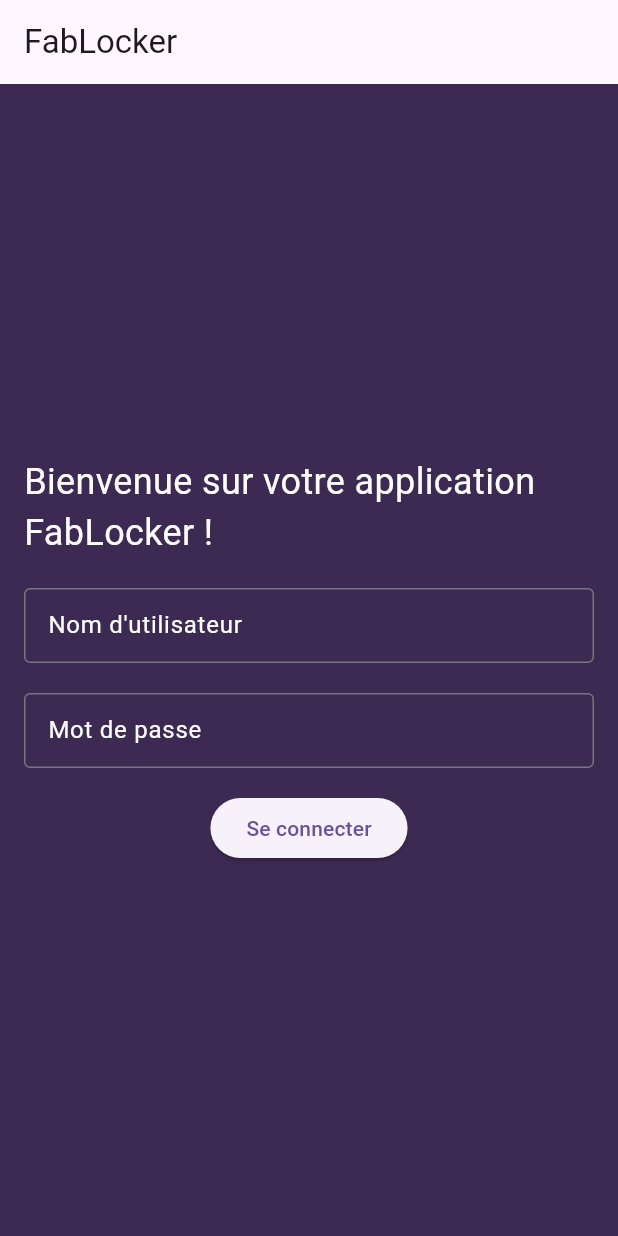
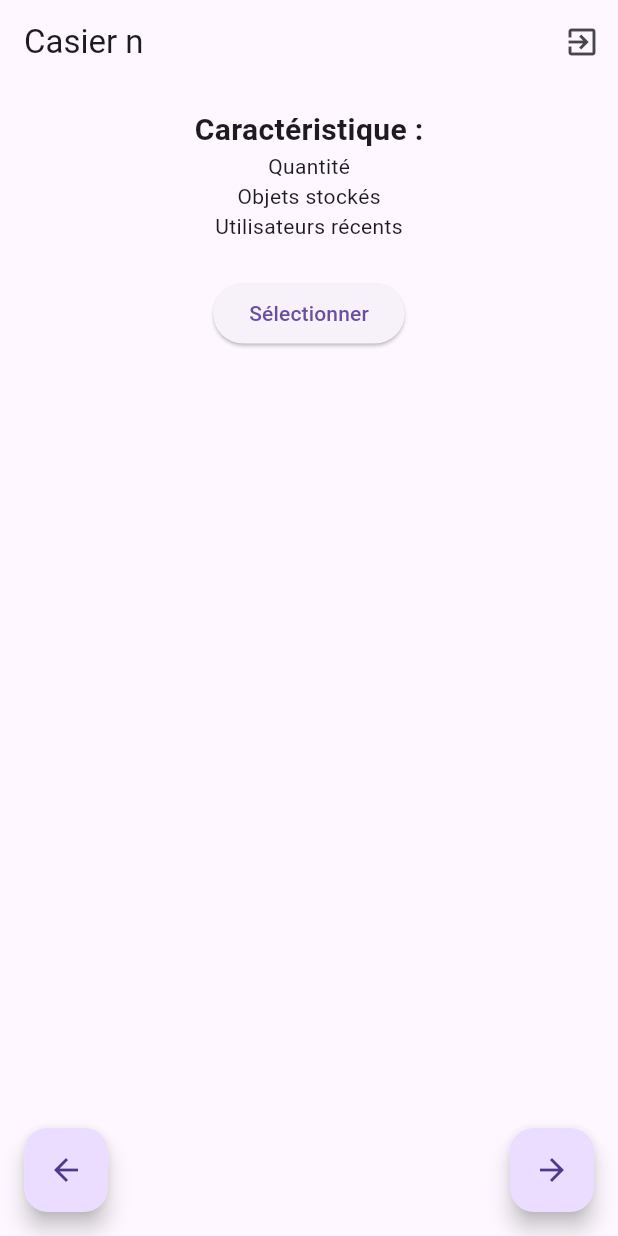
Before and after one commit to TheoPrs/FabLocker, a Flutter app: the screen it shows after launch, after a tap on "Se connecter", on a phone screen of 412 x 824 dp. Run offline on Flutter 3.47's test engine with Material 3 defaults, Android fonts, the phone set to English and light mode, and no system bars.

Commit message:
Création de la page selection de casier

```diff
--- /dev/null
+++ b/fablocker/lib/CasierPage.dart
@@ -0,0 +1,72 @@
+import 'package:flutter/material.dart';
+import 'my_home_page.dart';
+
+class CasierPage extends StatelessWidget {
+  const CasierPage({super.key});
+  @override
+  Widget build(BuildContext context) {
+    return Scaffold(
+      appBar: AppBar(
+        title: Text('Casier n'),
+        actions: [
+          IconButton(
+            icon: Icon(Icons.exit_to_app),
+            onPressed: () {
+              Navigator.pushReplacement(
+                context,
+                MaterialPageRoute(builder: (context) => MyHomePage()),
+              ); // Logique de déconnexion
+            },
+          ),
+        ],
+      ),
+      body: Container(
+        padding: EdgeInsets.all(16.0),
+        child: Column(
+          mainAxisAlignment: MainAxisAlignment.center,
+          children: [
+            Text(
+              'Caractéristique :',
+              style: TextStyle(
+                fontSize: 20.0,
+                fontWeight: FontWeight.bold,
+              ),
+            ),
+            Text('Quantité'),
+            Text('Objets stockés'),
+            Text('Utilisateurs récents'),
+            SizedBox(height: 24.0),
+            ElevatedButton(
+              onPressed: () {
+                // Logique de sélection
+              },
+              child: Text('Sélectionner'),
+            ),
+            Expanded(
+              child: Align(
+                alignment: Alignment.bottomCenter,
+                child: Row(
+                  mainAxisAlignment: MainAxisAlignment.spaceBetween,
+                  children: [
+                    FloatingActionButton(
+                      onPressed: () {
+                        // Logique pour aller au casier précédent
+                      },
+                      child: Icon(Icons.arrow_back),
+                    ),
+                    FloatingActionButton(
+                      onPressed: () {
+                        // Logique pour aller au casier suivant
+                      },
+                      child: Icon(Icons.arrow_forward),
+                    ),
+                  ],
+                ),
+              ),
+            ),
+          ],
+        ),
+      ),
+    );
+  }
+}
--- a/fablocker/lib/my_home_page.dart
+++ b/fablocker/lib/my_home_page.dart
@@ -1,4 +1,5 @@
 import 'package:flutter/material.dart';
+import 'CasierPage.dart';
 
 class MyHomePage extends StatelessWidget {
   @override
@@ -31,12 +32,12 @@ class MyHomePage extends StatelessWidget {
               child: TextField(
                 decoration: InputDecoration(
                   labelText: 'Nom d\'utilisateur',
-                  labelStyle:
-                      TextStyle(color: Color.fromARGB(255, 255, 255, 255)),
+                  labelStyle: TextStyle(
+                      color: Colors
+                          .white), // Utilisation de Colors.white pour la cohérence
                   border: OutlineInputBorder(),
                 ),
-                style: TextStyle(
-                    color: Colors.white), // Ajouté pour le texte en blanc
+                style: TextStyle(color: Colors.white), // Texte en blanc
               ),
             ),
             SizedBox(height: 20.0), // Ajoute un espace entre les zones de texte
@@ -48,17 +49,20 @@ class MyHomePage extends StatelessWidget {
                 decoration: InputDecoration(
                   labelText: 'Mot de passe',
                   labelStyle: TextStyle(
-                      color: const Color.fromARGB(255, 255, 255, 255)),
+                      color: Colors
+                          .white), // Utilisation de Colors.white pour la cohérence
                   border: OutlineInputBorder(),
                 ),
-                style: TextStyle(
-                    color: Colors.white), // Ajouté pour le texte en blanc
+                style: TextStyle(color: Colors.white), // Texte en blanc
               ),
             ),
             SizedBox(height: 16.0), // Ajoute un espace entre les zones de texte
             ElevatedButton(
               onPressed: () {
-                // Action à effectuer lors de l'appui sur le bouton
+                Navigator.pushReplacement(
+                  context,
+                  MaterialPageRoute(builder: (context) => CasierPage()),
+                );
                 print('Bouton appuyé!');
               },
               child: Text('Se connecter'),
```
